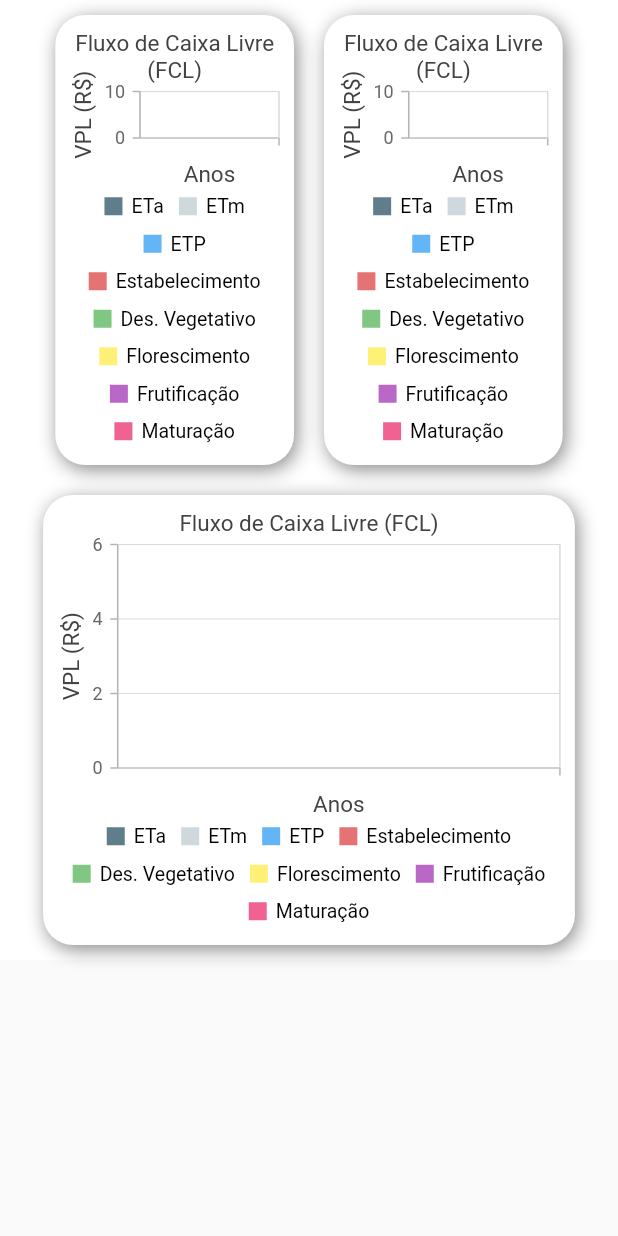
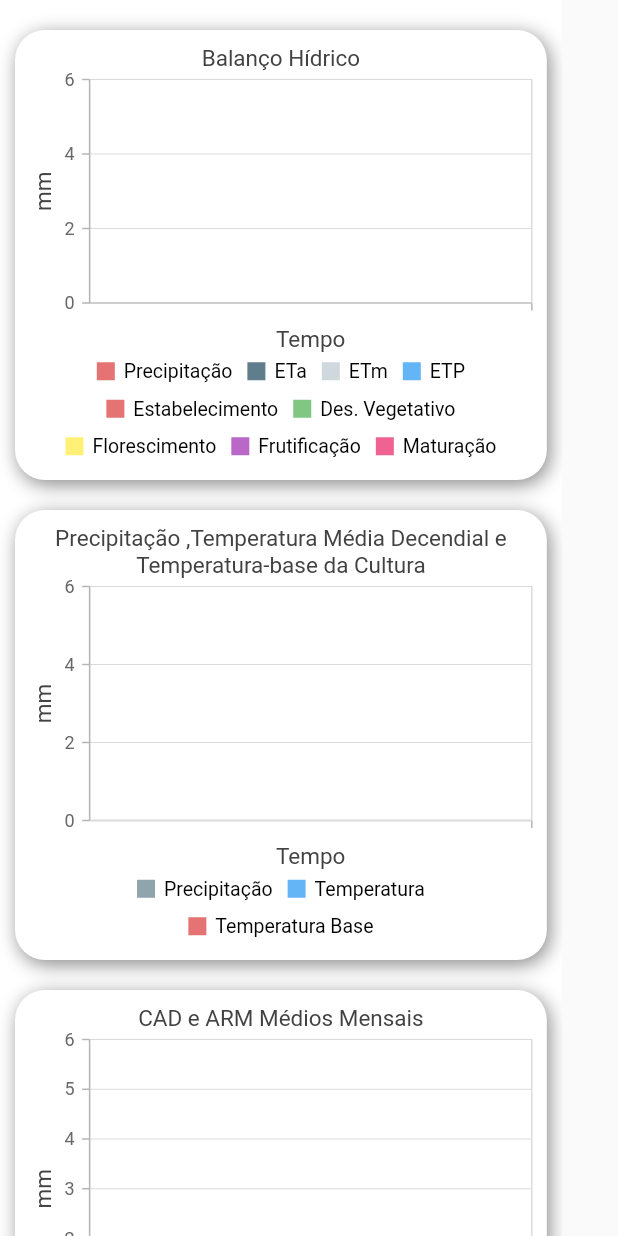
Before and after one commit to marcyhel/Site_Balanco_Hidrico_para_Culturas, a Flutter app: the Grafico widget shown alone on an empty page, opened directly, on a phone screen of 412 x 824 dp. Run offline on Flutter 3.47's test engine with Material 2 defaults, Android fonts, the light colour scheme and no system bars; our stand-ins replace data_table_2, date_time_picker, easy_dynamic_theme, flutter_mobx, get_it, hive and 3 more; missing offline and left inert: ai_progress, awesome_dropdown, collapsible_sidebar, gradient_progress, lazy_data_table, smart_dropdown; accounts and stored records are empty; generated files the repository leaves out were written again; key blocks and very long unbroken strings in the code were emptied for the run.

Commit message:
'grafit'

```diff
--- a/lib/mobx/dados_grafico.dart
+++ b/lib/mobx/dados_grafico.dart
@@ -17,12 +17,40 @@ abstract class _Mob_GraficoBase with Store {
   @observable
   ObservableList<String> meses = ObservableList();
   @observable
+  List<String> fases = [
+    'Estabelecimento',
+    'Des.vegetativo',
+    'Florescimento',
+    'Frutificação',
+    'Maturação'
+  ];
+  @observable
   ObservableList<double> dados1 = ObservableList();
-
+  @observable
+  List<double> dados2 = [
+    mob.final_est_num,
+    mob.final_des_num,
+    mob.final_flo_num,
+    mob.final_fru_num,
+    mob.final_mat_num
+  ];
+  @observable
+  List<double> dados3 = [
+    100 - ((mob.final_est_prod * 100) / mob.produtividade_potencial_total),
+    100 - ((mob.final_des_prod * 100) / mob.produtividade_potencial_total),
+    100 - ((mob.final_flo_prod * 100) / mob.produtividade_potencial_total),
+    100 - ((mob.final_fru_prod * 100) / mob.produtividade_potencial_total),
+    100 - ((mob.final_mat_prod * 100) / mob.produtividade_potencial_total),
+  ];
   @action
   void calc_meses() {
+    dados2.add(mob.final_est_num);
+    dados2.add(mob.final_des_num);
+    dados2.add(mob.final_flo_num);
+    dados2.add(mob.final_fru_num);
+    dados2.add(mob.final_mat_num);
+    print(dados2);
     for (var i = 0; i < mob.result_tabela.length; i++) {
-      print(mob.result_tabela[i].dataEnd!.month);
       if (mob.result_tabela[i].dataEnd!.month == 1) {
         meses.add('jan');
       } else if (mob.result_tabela[i].dataEnd!.month == 2) {
@@ -53,8 +81,6 @@ abstract class _Mob_GraficoBase with Store {
           meses[i].toString();
       dados1.add(Random().nextDouble());
     }
-
-    print(meses.length);
   }
 }
 
@@ -92,6 +118,5 @@ class Dados_Grafico {
         meses.add('dez');
       }
     }
-    print(meses);
   }
 }
--- a/lib/mobx/dados_soltos.dart
+++ b/lib/mobx/dados_soltos.dart
@@ -435,6 +435,7 @@ List<DadosOcultos> calcularDadosOcultos() {
     } else {
       mob.result_tabela[i].fim_periodo_Arm = dados[i].cad;
     }
+    print(' -> ${dados[i].coluna_imprecao}');
     //print("aquii 4 8 2");
     //-----------------------------------------------------------
     if (i != mob.result_tabela.length - 1) {
--- a/lib/screen/graficos/componentes/grafic_1.dart
+++ b/lib/screen/graficos/componentes/grafic_1.dart
@@ -44,10 +44,10 @@ class _GraficoState extends State<Grafico1> {
           ]),
       margin: EdgeInsets.all(10),
       child: SfCartesianChart(
-        primaryXAxis: CategoryAxis(title: AxisTitle(text: 'Anos')),
-        primaryYAxis: NumericAxis(title: AxisTitle(text: 'VPL (R\$)')),
+        primaryXAxis: CategoryAxis(title: AxisTitle(text: 'Tempo')),
+        primaryYAxis: NumericAxis(title: AxisTitle(text: 'mm')),
         // Chart title
-        title: ChartTitle(text: 'Fluxo de Caixa Livre (FCL)'),
+        title: ChartTitle(text: 'Balanço Hídrico'),
         // Enable legend
         legend: Legend(
             isVisible: true,
@@ -57,6 +57,24 @@ class _GraficoState extends State<Grafico1> {
         // Enable tooltip
         tooltipBehavior: TooltipBehavior(enable: true),
         series: <ChartSeries<dynamic, String>>[
+          SplineSeries<dynamic, String>(
+            dataSource: mob_graf.dados1.cast<dynamic>(),
+            xValueMapper: (dynamic sales, _) {
+              if (index < mob_graf.meses.length - 1) {
+                index++;
+              } else {
+                index = 0;
+              }
+              return mob_graf.meses[index].toString();
+            },
+            yValueMapper: (dynamic sales, _) {
+              return mob.result_tabela[index].p;
+            },
+            name: 'Precipitação',
+            width: 5,
+            color: Colors.red[300],
+            dataLabelSettings: DataLabelSettings(isVisible: false),
+          ),
           SplineSeries<dynamic, String>(
             dataSource: mob_graf.dados1.cast<dynamic>(),
             xValueMapper: (dynamic sales, _) {
@@ -120,7 +138,7 @@ class _GraficoState extends State<Grafico1> {
               return mob_graf.meses[index].toString();
             },
             yValueMapper: (dynamic sales, _) {
-              return (mob.dados_ocultos[index].logica2 == 1) ? -8 : 0;
+              return (mob.dados_ocultos[index].logica2 == 1) ? -20 : 0;
             },
             name: 'Estabelecimento',
             color: Colors.red[300],
@@ -137,7 +155,7 @@ class _GraficoState extends State<Grafico1> {
               return mob_graf.meses[index].toString();
             },
             yValueMapper: (dynamic sales, _) {
-              return (mob.dados_ocultos[index].logica2 == 2) ? -8 : 0;
+              return (mob.dados_ocultos[index].logica2 == 2) ? -20 : 0;
             },
             name: 'Des. Vegetativo',
             color: Colors.green[300],
@@ -154,7 +172,7 @@ class _GraficoState extends State<Grafico1> {
               return mob_graf.meses[index].toString();
             },
             yValueMapper: (dynamic sales, _) {
-              return (mob.dados_ocultos[index].logica2 == 3) ? -8 : 0;
+              return (mob.dados_ocultos[index].logica2 == 3) ? -20 : 0;
             },
             name: 'Florescimento',
             color: Colors.yellow[300],
@@ -171,7 +189,7 @@ class _GraficoState extends State<Grafico1> {
               return mob_graf.meses[index].toString();
             },
             yValueMapper: (dynamic sales, _) {
-              return (mob.dados_ocultos[index].logica2 == 4) ? -8 : 0;
+              return (mob.dados_ocultos[index].logica2 == 4) ? -20 : 0;
             },
             name: 'Frutificação',
             color: Colors.purple[300],
@@ -188,7 +206,7 @@ class _GraficoState extends State<Grafico1> {
               return mob_graf.meses[index].toString();
             },
             yValueMapper: (dynamic sales, _) {
-              return (mob.dados_ocultos[index].logica2 == 5) ? -8 : 0;
+              return (mob.dados_ocultos[index].logica2 == 5) ? -20 : 0;
             },
             name: 'Maturação',
             color: Colors.pink[300],
--- /dev/null
+++ b/lib/screen/graficos/componentes/grafic_2.dart
@@ -0,0 +1,119 @@
+import 'package:flutter/material.dart';
+import 'package:flutter_mobx/flutter_mobx.dart';
+import 'package:get_it/get_it.dart';
+import 'package:plat11/mobx/dados/mob_dados.dart';
+import 'package:plat11/mobx/dados_grafico.dart';
+
+import 'package:syncfusion_flutter_charts/charts.dart';
+
+final Mob_dados mob = GetIt.I<Mob_dados>();
+
+class Grafico2 extends StatefulWidget {
+  Grafico2({
+    Key? key,
+  }) : super(key: key);
+
+  @override
+  _GraficoState createState() => _GraficoState();
+}
+
+class _SalesData {
+  _SalesData(this.year, this.sales);
+
+  final String year;
+  final double sales;
+}
+
+class _GraficoState extends State<Grafico2> {
+  final Mob_Grafico mob_graf = Mob_Grafico();
+
+  int index = -1;
+  int index1 = -1;
+
+  @override
+  Widget build(BuildContext context) {
+    ChartSeriesController? _chartSeriesController;
+
+    return Container(
+      decoration: BoxDecoration(
+          color: Theme.of(context).cardColor,
+          borderRadius: BorderRadius.circular(20),
+          boxShadow: [
+            BoxShadow(
+                color: Colors.black45, offset: Offset(2, 3), blurRadius: 10)
+          ]),
+      margin: EdgeInsets.all(10),
+      child: SfCartesianChart(
+        primaryXAxis: CategoryAxis(title: AxisTitle(text: 'Tempo')),
+        primaryYAxis: NumericAxis(title: AxisTitle(text: 'mm')),
+        // Chart title
+        title: ChartTitle(
+            text:
+                'Precipitação ,Temperatura Média Decendial e Temperatura-base da Cultura'),
+        // Enable legend
+        legend: Legend(
+            isVisible: true,
+            orientation: LegendItemOrientation.horizontal,
+            position: LegendPosition.bottom),
+
+        // Enable tooltip
+        tooltipBehavior: TooltipBehavior(enable: true),
+        series: <ChartSeries<dynamic, String>>[
+          ColumnSeries<dynamic, String>(
+            dataSource: mob_graf.dados1.cast<dynamic>(),
+            xValueMapper: (dynamic sales, _) {
+              if (index < mob_graf.meses.length - 1) {
+                index++;
+              } else {
+                index = 0;
+              }
+              return mob_graf.meses[index].toString();
+            },
+            yValueMapper: (dynamic sales, _) {
+              return mob.result_tabela[index].p;
+            },
+            name: 'Precipitação',
+            color: Colors.blueGrey[300],
+            dataLabelSettings: DataLabelSettings(isVisible: false),
+          ),
+          SplineSeries<dynamic, String>(
+            dataSource: mob_graf.dados1.cast<dynamic>(),
+            xValueMapper: (dynamic sales, _) {
+              if (index < mob_graf.meses.length - 1) {
+                index++;
+              } else {
+                index = 0;
+              }
+              return mob_graf.meses[index].toString();
+            },
+            yValueMapper: (dynamic sales, _) {
+              return mob.result_tabela[index].t;
+            },
+            name: 'Temperatura',
+            width: 5,
+            color: Colors.blue[300],
+            dataLabelSettings: DataLabelSettings(isVisible: false),
+          ),
+          SplineSeries<dynamic, String>(
+            dataSource: mob_graf.dados1.cast<dynamic>(),
+            xValueMapper: (dynamic sales, _) {
+              if (index < mob_graf.meses.length - 1) {
+                index++;
+              } else {
+                index = 0;
+              }
+              return mob_graf.meses[index].toString();
+            },
+            yValueMapper: (dynamic sales, _) {
+              return double.parse(mob.temp_base);
+            },
+            name: 'Temperatura Base',
+            width: 3,
+            color: Colors.red[300],
+            dataLabelSettings: DataLabelSettings(isVisible: false),
+          ),
+        ],
+      ),
+    );
+  }
+}
--- /dev/null
+++ b/lib/screen/graficos/componentes/grafic_3.dart
@@ -0,0 +1,99 @@
+import 'package:flutter/material.dart';
+import 'package:flutter_mobx/flutter_mobx.dart';
+import 'package:get_it/get_it.dart';
+import 'package:plat11/mobx/dados/mob_dados.dart';
+import 'package:plat11/mobx/dados_grafico.dart';
+
+import 'package:syncfusion_flutter_charts/charts.dart';
+
+final Mob_dados mob = GetIt.I<Mob_dados>();
+
+class Grafico3 extends StatefulWidget {
+  Grafico3({
+    Key? key,
+  }) : super(key: key);
+
+  @override
+  _GraficoState createState() => _GraficoState();
+}
+
+class _SalesData {
+  _SalesData(this.year, this.sales);
+
+  final String year;
+  final double sales;
+}
+
+class _GraficoState extends State<Grafico3> {
+  final Mob_Grafico mob_graf = Mob_Grafico();
+
+  int index = -1;
+  int index1 = -1;
+
+  @override
+  Widget build(BuildContext context) {
+    ChartSeriesController? _chartSeriesController;
+
+    return Container(
+      decoration: BoxDecoration(
+          color: Theme.of(context).cardColor,
+          borderRadius: BorderRadius.circular(20),
+          boxShadow: [
+            BoxShadow(
+                color: Colors.black45, offset: Offset(2, 3), blurRadius: 10)
+          ]),
+      margin: EdgeInsets.all(10),
+      child: SfCartesianChart(
+        primaryXAxis: CategoryAxis(title: AxisTitle(text: 'Tempo')),
+        primaryYAxis: NumericAxis(title: AxisTitle(text: 'mm')),
+        // Chart title
+        title: ChartTitle(text: 'CAD e ARM Médios Mensais'),
+        // Enable legend
+        legend: Legend(
+            isVisible: true,
+            orientation: LegendItemOrientation.horizontal,
+            position: LegendPosition.bottom),
+
+        // Enable tooltip
+        tooltipBehavior: TooltipBehavior(enable: true),
+        series: <ChartSeries<dynamic, String>>[
+          SplineSeries<dynamic, String>(
+            dataSource: mob_graf.dados1.cast<dynamic>(),
+            xValueMapper: (dynamic sales, _) {
+              if (index < mob_graf.meses.length - 1) {
+                index++;
+              } else {
+                index = 0;
+              }
+              return mob_graf.meses[index].toString();
+            },
+            yValueMapper: (dynamic sales, _) {
+              return mob.dados_ocultos[index].cad;
+            },
+            name: 'CAD',
+            width: 5,
+            color: Colors.blue[300],
+            dataLabelSettings: DataLabelSettings(isVisible: false),
+          ),
+          SplineSeries<dynamic, String>(
+            dataSource: mob_graf.dados1.cast<dynamic>(),
+            xValueMapper: (dynamic sales, _) {
+              if (index < mob_graf.meses.length - 1) {
+                index++;
+              } else {
+                index = 0;
+              }
+              return mob_graf.meses[index].toString();
+            },
+            yValueMapper: (dynamic sales, _) {
+              return mob.result_tabela[index].fim_periodo_Arm;
+            },
+            name: 'ARM',
+            color: Colors.red[300],
+            dataLabelSettings: DataLabelSettings(isVisible: false),
+          ),
+        ],
+      ),
+    );
+  }
+}
--- a/lib/screen/graficos/grafico.dart
+++ b/lib/screen/graficos/grafico.dart
@@ -4,6 +4,10 @@ import 'package:get_it/get_it.dart';
 import 'package:plat11/mobx/dados/mob_dados.dart';
 import 'package:plat11/mobx/dados_grafico.dart';
 import 'package:plat11/screen/graficos/componentes/grafic_1.dart';
+import 'package:plat11/screen/graficos/componentes/grafic_2.dart';
+import 'package:plat11/screen/graficos/componentes/grafic_3.dart';
+import 'package:plat11/screen/graficos/componentes/grafic_4.dart';
+import 'package:plat11/screen/widgets/responsive.dart';
 
 import 'package:syncfusion_flutter_charts/charts.dart';
 
@@ -42,28 +46,77 @@ class _GraficoState extends State<Grafico> {
     return SingleChildScrollView(
       child: Container(
         color: Theme.of(context).backgroundColor,
-        child: Column(
+        child: ResponsiveWidget.isSmallScreen(context) ? Small() : Larg(),
+      ),
+    );
+  }
+}
+
+class Small extends StatelessWidget {
+  const Small({Key? key}) : super(key: key);
+
+  @override
+  Widget build(BuildContext context) {
+    return Column(
       children: [
-            Row(
-              mainAxisAlignment: MainAxisAlignment.center,
-              children: [
-                Container(
-                  width: MediaQuery.of(context).size.width / 2.3,
-                  child: Grafico1(),
-                ),
-                Container(
-                  width: MediaQuery.of(context).size.width / 2.3,
-                  child: Grafico1(),
-                ),
-              ],
+        SizedBox(
+          height: 10,
         ),
         Container(
           width: MediaQuery.of(context).size.width / 1.1,
           child: Grafico1(),
         ),
+        Container(
+          width: MediaQuery.of(context).size.width / 1.1,
+          child: Grafico2(),
+        ),
+        Container(
+          width: MediaQuery.of(context).size.width / 1.1,
+          child: Grafico3(),
+        ),
+        SizedBox(
+          height: 50,
+        ),
       ],
-        ),
-      ),
     );
   }
 }
+
+class Larg extends StatelessWidget {
+  const Larg({Key? key}) : super(key: key);
+
+  @override
+  Widget build(BuildContext context) {
+    return Column(
+      children: [
+        SizedBox(
+          height: 10,
+        ),
+        Container(
+          width: MediaQuery.of(context).size.width / 1.1,
+          child: Grafico4(),
+        ),
+        Container(
+          width: MediaQuery.of(context).size.width / 1.1,
+          child: Grafico1(),
+        ),
+        Row(
+          mainAxisAlignment: MainAxisAlignment.center,
+          children: [
+            Container(
+              width: MediaQuery.of(context).size.width / 2.25,
+              child: Grafico2(),
+            ),
+            Container(
+              width: MediaQuery.of(context).size.width / 2.25,
+              child: Grafico3(),
+            ),
+          ],
+        ),
+        SizedBox(
+          height: 50,
+        ),
+      ],
+    );
+  }
+}
```
Also changed, not shown: lib/screen/graficos/componentes/grafic_4.dart (added, +97 -0 lines), lib/mobx/dados_grafico.g.dart. Lines whose indentation alone changed are shown as unchanged.
